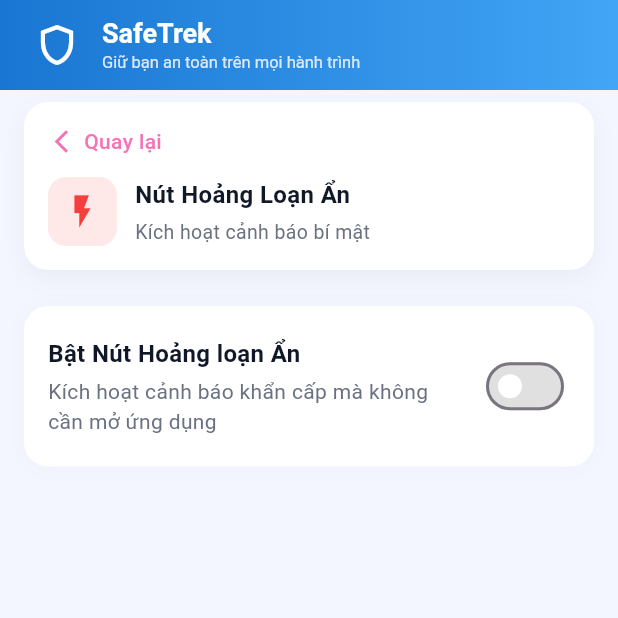
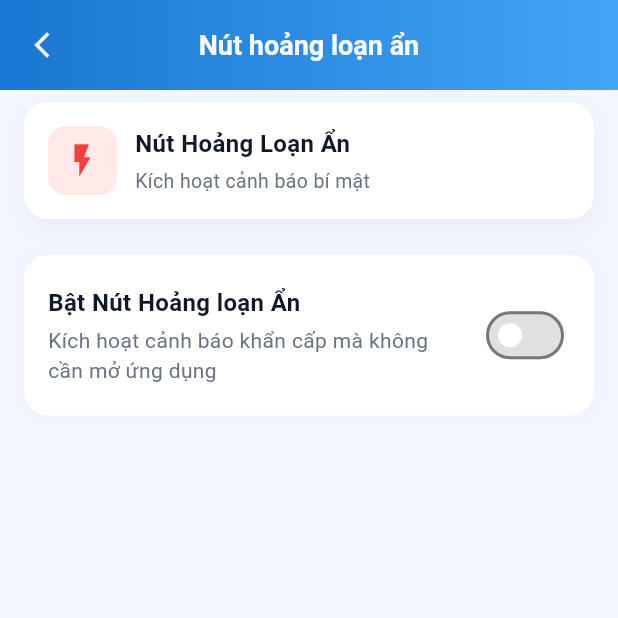
Before and after one commit to NguyenDucAnhhh/SafeTrek, a Flutter app: the SettingHiddenPanic screen opened directly, on a phone screen of 412 x 824 dp, the top half of it. Run offline on Flutter 3.47's test engine with Material 3 defaults, Android fonts, the phone set to English and light mode, and no system bars; Roboto replaces fonts that are missing (Arimo).

Commit message:
[FIX] secondary header

```diff
--- a/lib/screens/setting/setting_hidden_panic.dart
+++ b/lib/screens/setting/setting_hidden_panic.dart
@@ -1,6 +1,5 @@
 import 'package:flutter/material.dart';
-import 'package:safetrek_project/widgets/app_bar.dart';
-import 'package:safetrek_project/widgets/bottom_navigation.dart';
+import 'package:safetrek_project/widgets/secondary_header.dart';
 
 // Enum for activation methods to avoid using raw strings
 enum ActivationMethod { volume, power }
@@ -14,11 +13,6 @@
 
 class _SettingHiddenPanicState extends State<SettingHiddenPanic> {
 
-  int _selectedIndex = 2;
-  void _onItemTapped(int index) {
-    setState(() => _selectedIndex = index);
-  }
-
   // --- STATE ---
   bool _isEnabled = false;
   ActivationMethod _selectedMethod = ActivationMethod.volume;
@@ -29,7 +23,7 @@
   Widget build(BuildContext context) {
     return Scaffold(
       backgroundColor: const Color(0xFFF3F5FF),
-      appBar: const CustomAppBar(),
+      appBar: SecondaryHeader(title: 'Nút hoảng loạn ẩn'),
       body: SingleChildScrollView(
         padding: const EdgeInsets.symmetric(horizontal: 16.0),
         child: Column(
@@ -93,25 +87,6 @@
       child: Column(
         crossAxisAlignment: CrossAxisAlignment.start,
         children: [
-          GestureDetector(
-            onTap: () => Navigator.maybePop(context),
-            child: Row(
-              children: const [
-                Icon(Icons.arrow_back_ios_new,
-                    size: 18, color: Color(0xFFF472B6)),
-                SizedBox(width: 6),
-                Text(
-                  "Quay lại",
-                  style: TextStyle(
-                    color: Color(0xFFF472B6),
-                    fontWeight: FontWeight.w500,
-                  ),
-                )
-              ],
-            ),
-          ),
-          const SizedBox(height: 14),
-
           Row(
             children: [
               Container(
```
Also changed, not shown: lib/screens/setting/setting_duressPIN.dart (+2 -28 lines), lib/screens/setting/setting_password.dart (+2 -27 lines), lib/screens/setting/setting_profile.dart (+2 -27 lines), lib/screens/setting/setting_safePIN.dart (+2 -28 lines).
